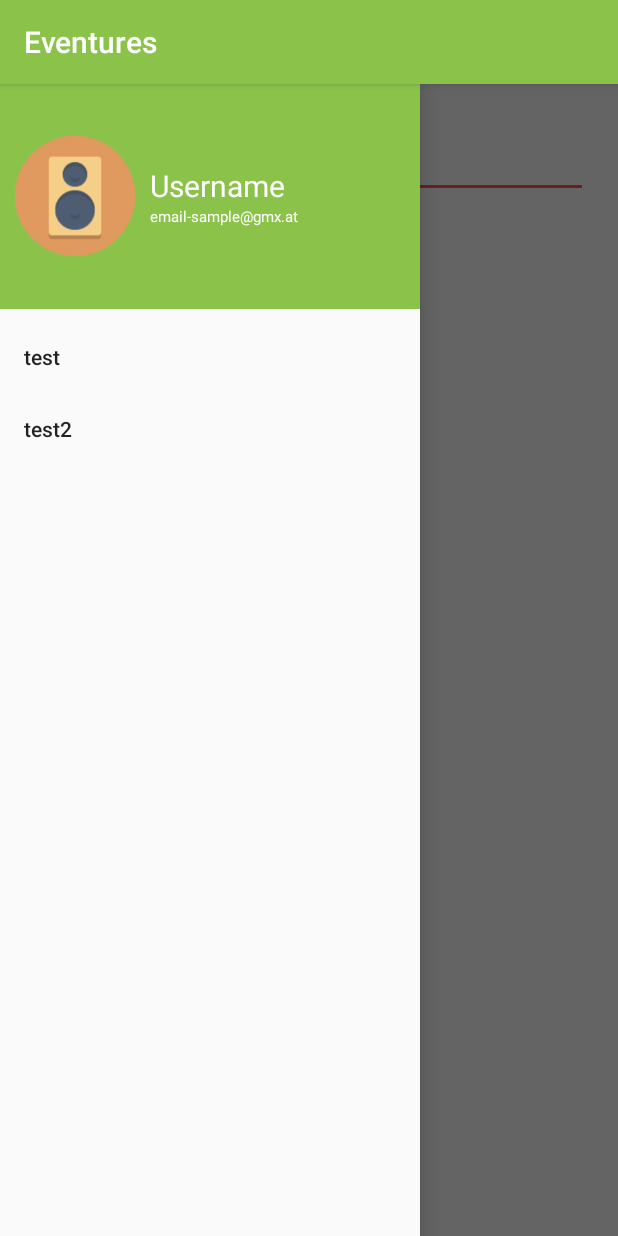
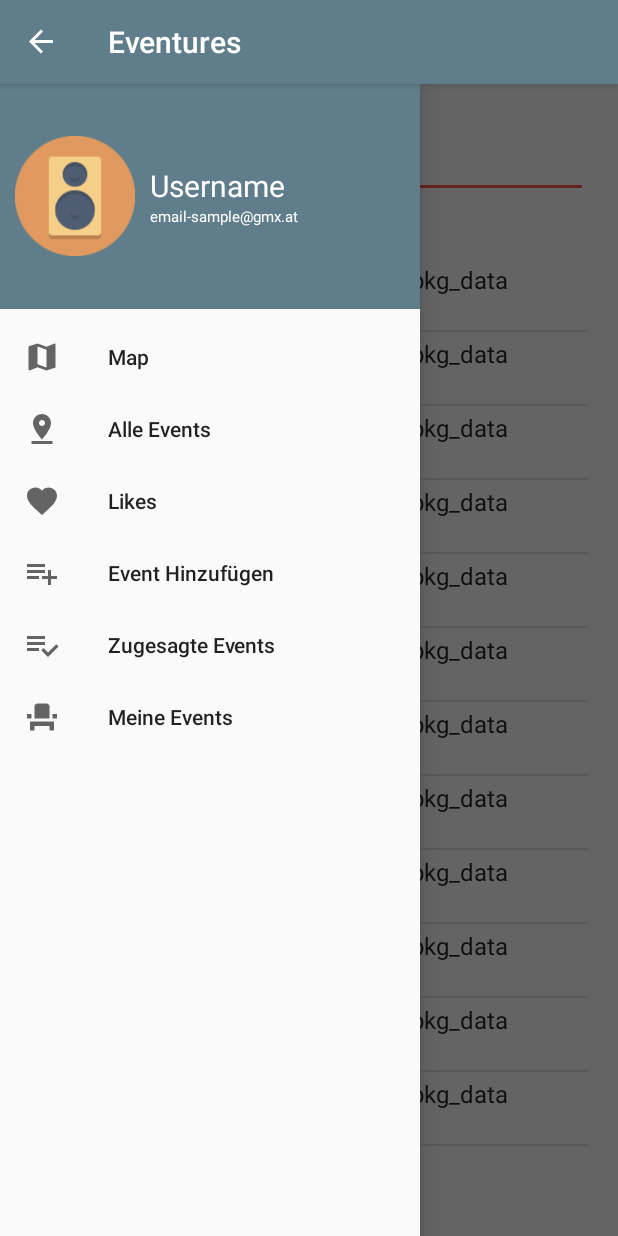
Before and after one commit to Chris6077/Eventify, an Android app: the EventListActivity screen opened directly, with no data from a screen before it, with the side drawer open, on a phone screen of 412 x 824 dp. Run offline under Robolectric (Android 15) with nearby library versions, the phone set to English and light mode, and no system bars.

Commit message:
Event list // recent style changes

```diff
--- a/app/build.gradle
+++ b/app/build.gradle
@@ -1,6 +1,7 @@
 apply plugin: 'com.android.application'
 
 android {
+
     compileSdkVersion 25
     buildToolsVersion "25.0.3"
     defaultConfig {
--- a/app/src/main/AndroidManifest.xml
+++ b/app/src/main/AndroidManifest.xml
@@ -49,6 +49,11 @@
             </intent-filter>
         </activity>
         <activity android:name=".EventListActivity">
+            <intent-filter>
+                <action android:name="android.intent.action.MAIN"/>
+
+                <category android:name="android.intent.category.LAUNCHER"/>
+            </intent-filter>
         </activity>
     </application>
 
--- a/app/src/main/java/com/example/schueler/eventures/EventListActivity.java
+++ b/app/src/main/java/com/example/schueler/eventures/EventListActivity.java
@@ -1,13 +1,90 @@
 package com.example.schueler.eventures;
 
+import android.support.v4.widget.DrawerLayout;
+import android.support.v7.app.ActionBarDrawerToggle;
 import android.support.v7.app.AppCompatActivity;
 import android.os.Bundle;
+import android.view.MenuItem;
+import android.widget.ArrayAdapter;
+import android.widget.ImageView;
+import android.widget.LinearLayout;
+import android.widget.ListView;
+import android.widget.Toast;
+
+import com.example.schueler.eventures.pkg_data.classes_test.Database;
+import com.example.schueler.eventures.pkg_data.classes_test.mEvent;
+
+import java.sql.Time;
+import java.util.List;
 
 public class EventListActivity extends AppCompatActivity {
+
+	private DrawerLayout mdl;
+	private ActionBarDrawerToggle toggle;
+	private Database database;
+	private ListView listView_events;
 
 	@Override
 	protected void onCreate(Bundle savedInstanceState) {
 		super.onCreate(savedInstanceState);
 		setContentView(R.layout.activity_event_list);
+
+		this.setViews();
+		this.setupActionBarToggle();
+		this.loadData();
+	}
+
+	//super
+
+	@Override
+	public boolean onOptionsItemSelected(MenuItem item) {
+		if(this.toggle.onOptionsItemSelected(item)){
+			return true;
+		}
+
+		return super.onOptionsItemSelected(item);
+	}
+
+
+	//custom
+
+	private void setViews(){
+		this.mdl = (DrawerLayout) findViewById(R.id.content_event_list);
+		this.listView_events = (ListView) findViewById(R.id.listview_events);
+	}
+
+	private void setupActionBarToggle(){
+		this.toggle = new ActionBarDrawerToggle(this,mdl,R.string.actionbar_open,R.string.actionbar_close);
+		this.mdl.addDrawerListener(this.toggle);
+		toggle.syncState();
+		getSupportActionBar().setDisplayHomeAsUpEnabled(true);
+	}
+
+	private void loadData(){
+		try{
+			database = new Database();
+
+			database.add(new mEvent("name","20:30",12,Database.category.LADIES_NIGHT,"Klagenfurt","Information"));
+			database.add(new mEvent("name","20:30",12,Database.category.LADIES_NIGHT,"Klagenfurt","Information"));
+			database.add(new mEvent("name","20:30",12,Database.category.LADIES_NIGHT,"Klagenfurt","Information"));
+			database.add(new mEvent("name","20:30",12,Database.category.LADIES_NIGHT,"Klagenfurt","Information"));
+			database.add(new mEvent("name","20:30",12,Database.category.LADIES_NIGHT,"Klagenfurt","Information"));
+			database.add(new mEvent("name","20:30",12,Database.category.LADIES_NIGHT,"Klagenfurt","Information"));
+			database.add(new mEvent("name","20:30",12,Database.category.LADIES_NIGHT,"Klagenfurt","Information"));
+			database.add(new mEvent("name","20:30",12,Database.category.LADIES_NIGHT,"Klagenfurt","Information"));
+			database.add(new mEvent("name","20:30",12,Database.category.LADIES_NIGHT,"Klagenfurt","Information"));
+			database.add(new mEvent("name","20:30",12,Database.category.LADIES_NIGHT,"Klagenfurt","Information"));
+			database.add(new mEvent("name","20:30",12,Database.category.LADIES_NIGHT,"Klagenfurt","Information"));
+			database.add(new mEvent("name","20:30",12,Database.category.LADIES_NIGHT,"Klagenfurt","Information"));
+			this.fillList();
+		}catch (Exception error){
+			Toast.makeText(this,"error ... " + error.getMessage(), Toast.LENGTH_LONG).show();
+		}
+
+	}
+
+	private void fillList(){
+		ArrayAdapter<mEvent> adapter = new ArrayAdapter<>(this,android.R.layout.simple_list_item_1,database.getEvents());
+		this.listView_events.setAdapter(adapter);
 	}
 }
--- /dev/null
+++ b/app/src/main/java/com/example/schueler/eventures/pkg_data/classes_test/Database.java
@@ -0,0 +1,45 @@
+package com.example.schueler.eventures.pkg_data.classes_test;
+
+import android.provider.ContactsContract;
+
+import java.sql.Time;
+import java.util.ArrayList;
+
+/**
+ * Created by schueler on 3/15/18.
+ */
+
+public class Database {
+
+
+
+	public enum category{
+		SPORTS,
+		PARTY,
+		LADIES_NIGHT
+	}
+
+	private ArrayList<mEvent> events;
+
+	private Database database = null;
+
+
+	public Database() {
+		events = new ArrayList<>();
+	}
+
+
+
+	public void add(mEvent event){
+		events.add(event);
+	}
+
+
+	public ArrayList<mEvent> getEvents() {
+		return events;
+	}
+
+	public void setEvents(ArrayList<mEvent> events) {
+		this.events = events;
+	}
+}
--- /dev/null
+++ b/app/src/main/java/com/example/schueler/eventures/pkg_data/classes_test/mEvent.java
@@ -0,0 +1,67 @@
+package com.example.schueler.eventures.pkg_data.classes_test;
+
+public  class mEvent{
+	private String name;
+	private String time;
+	private int participants;
+	private Database.category cat;
+	private String place;
+	private String information;
+
+	public mEvent(String name, String time, int participants, Database.category cat, String place, String information) {
+		this.name = name;
+		this.time = time;
+		this.participants = participants;
+		this.cat = cat;
+		this.place = place;
+		this.information = information;
+	}
+
+	public String getName() {
+		return name;
+	}
+
+	public void setName(String name) {
+		this.name = name;
+	}
+
+	public String getTime() {
+		return time;
+	}
+
+	public void setTime(String time) {
+		this.time = time;
+	}
+
+	public int getParticipants() {
+		return participants;
+	}
+
+	public void setParticipants(int participants) {
+		this.participants = participants;
+	}
+
+	public Database.category getCat() {
+		return cat;
+	}
+
+	public void setCat(Database.category cat) {
+		this.cat = cat;
+	}
+
+	public String getPlace() {
+		return place;
+	}
+
+	public void setPlace(String place) {
+		this.place = place;
+	}
+
+	public String getInformation() {
+		return information;
+	}
+
+	public void setInformation(String information) {
+		this.information = information;
+	}
+}
--- /dev/null
+++ b/app/src/main/res/drawable/background_evet_bitmap.xml
@@ -0,0 +1,5 @@
+<?xml version="1.0" encoding="utf-8"?>
+<bitmap xmlns:android="http://schemas.android.com/apk/res/android"
+        android:src="@drawable/background_event"
+        android:tileMode="disabled" android:gravity="top" >
+</bitmap>
--- /dev/null
+++ b/app/src/main/res/drawable/ic_event_seat_black_24dp.xml
@@ -0,0 +1,9 @@
+<vector xmlns:android="http://schemas.android.com/apk/res/android"
+        android:width="24dp"
+        android:height="24dp"
+        android:viewportWidth="24.0"
+        android:viewportHeight="24.0">
+    <path
+        android:fillColor="@color/colorPrimaryDark"
+        android:pathData="M4,18v3h3v-3h10v3h3v-6L4,15zM19,10h3v3h-3zM2,10h3v3L2,13zM17,13L7,13L7,5c0,-1.1 0.9,-2 2,-2h6c1.1,0 2,0.9 2,2v8z"/>
+</vector>
--- /dev/null
+++ b/app/src/main/res/drawable/ic_favorite_black_24dp.xml
@@ -0,0 +1,9 @@
+<vector xmlns:android="http://schemas.android.com/apk/res/android"
+        android:width="24dp"
+        android:height="24dp"
+        android:viewportWidth="24.0"
+        android:viewportHeight="24.0">
+    <path
+        android:fillColor="@color/colorPrimaryDark"
+        android:pathData="M12,21.35l-1.45,-1.32C5.4,15.36 2,12.28 2,8.5 2,5.42 4.42,3 7.5,3c1.74,0 3.41,0.81 4.5,2.09C13.09,3.81 14.76,3 16.5,3 19.58,3 22,5.42 22,8.5c0,3.78 -3.4,6.86 -8.55,11.54L12,21.35z"/>
+</vector>
--- /dev/null
+++ b/app/src/main/res/drawable/ic_map_black_24dp.xml
@@ -0,0 +1,9 @@
+<vector xmlns:android="http://schemas.android.com/apk/res/android"
+        android:width="24dp"
+        android:height="24dp"
+        android:viewportWidth="24.0"
+        android:viewportHeight="24.0">
+    <path
+        android:fillColor="@color/colorPrimaryDark"
+        android:pathData="M20.5,3l-0.16,0.03L15,5.1 9,3 3.36,4.9c-0.21,0.07 -0.36,0.25 -0.36,0.48V20.5c0,0.28 0.22,0.5 0.5,0.5l0.16,-0.03L9,18.9l6,2.1 5.64,-1.9c0.21,-0.07 0.36,-0.25 0.36,-0.48V3.5c0,-0.28 -0.22,-0.5 -0.5,-0.5zM15,19l-6,-2.11V5l6,2.11V19z"/>
+</vector>
--- /dev/null
+++ b/app/src/main/res/drawable/ic_pin_drop_black_24dp.xml
@@ -0,0 +1,9 @@
+<vector xmlns:android="http://schemas.android.com/apk/res/android"
+        android:width="24dp"
+        android:height="24dp"
+        android:viewportWidth="24.0"
+        android:viewportHeight="24.0">
+    <path
+        android:fillColor="@color/colorPrimaryDark"
+        android:pathData="M18,8c0,-3.31 -2.69,-6 -6,-6S6,4.69 6,8c0,4.5 6,11 6,11s6,-6.5 6,-11zM10,8c0,-1.1 0.9,-2 2,-2s2,0.9 2,2 -0.89,2 -2,2c-1.1,0 -2,-0.9 -2,-2zM5,20v2h14v-2L5,20z"/>
+</vector>
--- /dev/null
+++ b/app/src/main/res/drawable/ic_playlist_add_black_24dp.xml
@@ -0,0 +1,9 @@
+<vector xmlns:android="http://schemas.android.com/apk/res/android"
+        android:width="24dp"
+        android:height="24dp"
+        android:viewportWidth="24.0"
+        android:viewportHeight="24.0">
+    <path
+        android:fillColor="@color/colorPrimaryDark"
+        android:pathData="M14,10L2,10v2h12v-2zM14,6L2,6v2h12L14,6zM18,14v-4h-2v4h-4v2h4v4h2v-4h4v-2h-4zM2,16h8v-2L2,14v2z"/>
+</vector>
--- /dev/null
+++ b/app/src/main/res/drawable/ic_playlist_add_check_black_24dp.xml
@@ -0,0 +1,9 @@
+<vector xmlns:android="http://schemas.android.com/apk/res/android"
+        android:width="24dp"
+        android:height="24dp"
+        android:viewportWidth="24.0"
+        android:viewportHeight="24.0">
+    <path
+        android:fillColor="@color/colorPrimaryDark"
+        android:pathData="M14,10L2,10v2h12v-2zM14,6L2,6v2h12L14,6zM2,16h8v-2L2,14v2zM21.5,11.5L23,13l-6.99,7 -4.51,-4.5L13,14l3.01,3 5.49,-5.5z"/>
+</vector>
--- a/app/src/main/res/layout/activity_event_list.xml
+++ b/app/src/main/res/layout/activity_event_list.xml
@@ -5,6 +5,7 @@
     xmlns:tools="http://schemas.android.com/tools"
     android:layout_width="match_parent"
     android:layout_height="match_parent"
+    android:id="@+id/content_event_list"
     tools:context="com.example.schueler.eventures.EventListActivity">
 
     <!-- tob bar (search bar, filter) -->
--- a/app/src/main/res/menu/navigation_navmenu.xml
+++ b/app/src/main/res/menu/navigation_navmenu.xml
@@ -1,7 +1,27 @@
 <?xml version="1.0" encoding="utf-8"?>
 <menu xmlns:android="http://schemas.android.com/apk/res/android">
-    <item android:id="@+id/new_game"
-          android:title="test"/>
-    <item android:id="@+id/help"
-          android:title="test2" />
+    <item android:id="@+id/mntm_map"
+          android:title="@string/navmenu_map"
+        android:icon="@drawable/ic_map_black_24dp"/>
+    <item android:id="@+id/mntm_all_events"
+          android:title="@string/navmenu_all"
+        android:icon="@drawable/ic_pin_drop_black_24dp"/>
+    <item android:id="@+id/mntm_favourites"
+          android:title="@string/navmenu_favourite"
+          android:icon="@drawable/ic_favorite_black_24dp">
+    </item>
+    <item android:id="@+id/mntm_add_event"
+        android:title="@string/navmenu_addevent"
+        android:icon="@drawable/ic_playlist_add_black_24dp">
+    </item>
+    <item android:id="@+id/mntm_fixed_events"
+          android:title="@string/navmenu_fixedevents"
+          android:icon="@drawable/ic_playlist_add_check_black_24dp">
+    </item>
+    <item android:id="@+id/mntm_my_events"
+          android:title="@string/navmenu_myevents"
+          android:icon="@drawable/ic_event_seat_black_24dp">
+    </item>
+
+
 </menu>
--- a/app/src/main/res/values/colors.xml
+++ b/app/src/main/res/values/colors.xml
@@ -1,7 +1,7 @@
 <?xml version="1.0" encoding="utf-8"?>
 <resources>
-    <color name="colorPrimary">#8BC34A</color>
-    <color name="colorPrimaryDark">#558B2F</color>
+    <color name="colorPrimary">#607D8B</color>
+    <color name="colorPrimaryDark">#455A64</color>
     <color name="colorAccent">#FF5252</color>
     <color name="white">#ffff</color>
 </resources>
--- a/app/src/main/res/values/strings.xml
+++ b/app/src/main/res/values/strings.xml
@@ -38,4 +38,12 @@
     <!-- Strings realted to event list -->
     <string name="eventlist_search">Suchen</string>
 
+    <!-- Strings related to navigation drawer menu -->
+    <string name="navmenu_map">Map</string>
+    <string name="navmenu_all">Alle Events</string>
+    <string name="navmenu_favourite">Likes</string>
+    <string name="navmenu_addevent">Event Hinzufügen</string>
+    <string name="navmenu_fixedevents">Zugesagte Events</string>
+    <string name="navmenu_myevents">Meine Events</string>
+
 </resources>
```
Also changed, not shown: app/src/main/java/com/example/schueler/eventures/Event.java (+6 -1 lines), app/src/main/res/drawable/half_rounded_primary.xml (added, +9 -0 lines), app/src/main/res/layout/activity_event.xml (+13 -4 lines), 46 other files.
